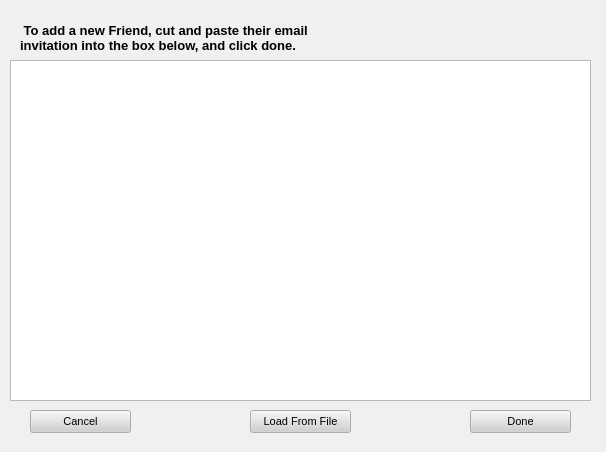
The window that rs-Qt-gui/src/gui/connect/AddFriendDialog.ui (autoscatto/retroshare) describes before a commit, drawn with Qt 5.
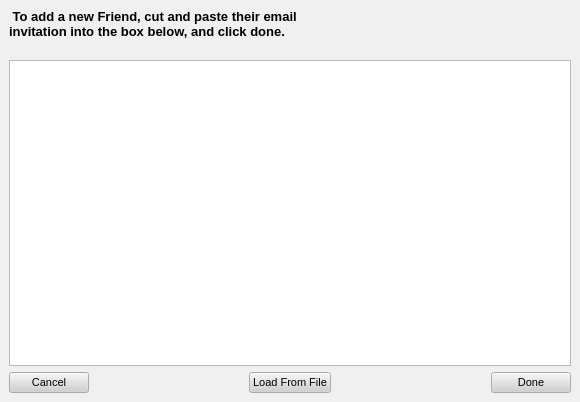
The same window after the commit. Icons and pictures are not drawn.

Patch:
```diff
--- a/rs-Qt-gui/src/gui/connect/AddFriendDialog.ui
+++ b/rs-Qt-gui/src/gui/connect/AddFriendDialog.ui
@@ -5,8 +5,8 @@
    <rect>
     <x>0</x>
     <y>0</y>
-    <width>606</width>
-    <height>452</height>
+    <width>580</width>
+    <height>402</height>
    </rect>
   </property>
   <property name="sizePolicy" >
@@ -503,33 +503,48 @@
   <property name="windowIcon" >
    <iconset/>
   </property>
-  <widget class="QLabel" name="label" >
-   <property name="geometry" >
-    <rect>
-     <x>20</x>
-     <y>10</y>
-     <width>391</width>
-     <height>71</height>
-    </rect>
+  <layout class="QGridLayout" >
+   <property name="margin" >
+    <number>9</number>
    </property>
+   <property name="spacing" >
+    <number>6</number>
+   </property>
+   <item row="2" column="3" >
+    <spacer>
+     <property name="orientation" >
+      <enum>Qt::Horizontal</enum>
+     </property>
+     <property name="sizeHint" >
+      <size>
+       <width>40</width>
+       <height>20</height>
+      </size>
+     </property>
+    </spacer>
+   </item>
+   <item row="2" column="1" >
+    <spacer>
+     <property name="orientation" >
+      <enum>Qt::Horizontal</enum>
+     </property>
+     <property name="sizeHint" >
+      <size>
+       <width>40</width>
+       <height>20</height>
+      </size>
+     </property>
+    </spacer>
+   </item>
+   <item row="2" column="2" >
+    <widget class="QPushButton" name="fileButton" >
    <property name="text" >
-    <string>&lt;html>&lt;head>&lt;meta name="qrichtext" content="1" />&lt;style type="text/css">
-p, li { white-space: pre-wrap; }
-&lt;/style>&lt;/head>&lt;body style=" font-family:'Arial'; font-size:8pt; font-weight:400; font-style:normal; text-decoration:none;">
-&lt;p style=" margin-top:0px; margin-bottom:0px; margin-left:0px; margin-right:0px; -qt-block-indent:0; text-indent:0px;">&lt;span style=" font-size:10pt; font-weight:600;"> To add a new Friend, cut and paste their email &lt;/span>&lt;/p>
-&lt;p style=" margin-top:0px; margin-bottom:0px; margin-left:0px; margin-right:0px; -qt-block-indent:0; text-indent:0px; font-size:10pt; font-weight:600;">invitation into the box below, and click done.&lt;/p>
-&lt;p style="-qt-paragraph-type:empty; margin-top:0px; margin-bottom:0px; margin-left:0px; margin-right:0px; -qt-block-indent:0; text-indent:0px; font-size:10pt; font-weight:600;">&lt;/p>&lt;/body>&lt;/html></string>
-   </property>
-  </widget>
+      <string>Load From File</string>
+     </property>
+    </widget>
+   </item>
+   <item row="1" column="0" colspan="5" >
   <widget class="QTextEdit" name="emailText" >
-   <property name="geometry" >
-    <rect>
-     <x>10</x>
-     <y>60</y>
-     <width>581</width>
-     <height>341</height>
-    </rect>
-   </property>
    <property name="readOnly" >
     <bool>false</bool>
    </property>
@@ -543,45 +558,34 @@
     <bool>true</bool>
    </property>
   </widget>
-  <widget class="QPushButton" name="cancelButton" >
-   <property name="geometry" >
-    <rect>
-     <x>30</x>
-     <y>410</y>
-     <width>101</width>
-     <height>23</height>
-    </rect>
-   </property>
+   </item>
+   <item row="0" column="0" colspan="5" >
+    <widget class="QLabel" name="label" >
    <property name="text" >
-    <string>Cancel</string>
-   </property>
-  </widget>
+      <string>&lt;html>&lt;head>&lt;meta name="qrichtext" content="1" />&lt;style type="text/css">
+p, li { white-space: pre-wrap; }
+&lt;/style>&lt;/head>&lt;body style=" font-family:'Arial'; font-size:8pt; font-weight:400; font-style:normal; text-decoration:none;">
+&lt;p style=" margin-top:0px; margin-bottom:0px; margin-left:0px; margin-right:0px; -qt-block-indent:0; text-indent:0px;">&lt;span style=" font-size:10pt; font-weight:600;"> To add a new Friend, cut and paste their email &lt;/span>&lt;/p>
+&lt;p style=" margin-top:0px; margin-bottom:0px; margin-left:0px; margin-right:0px; -qt-block-indent:0; text-indent:0px; font-size:10pt; font-weight:600;">invitation into the box below, and click done.&lt;/p>
+&lt;p style="-qt-paragraph-type:empty; margin-top:0px; margin-bottom:0px; margin-left:0px; margin-right:0px; -qt-block-indent:0; text-indent:0px; font-size:10pt; font-weight:600;">&lt;/p>&lt;/body>&lt;/html></string>
+     </property>
+    </widget>
+   </item>
+   <item row="2" column="4" >
   <widget class="QPushButton" name="doneButton" >
-   <property name="geometry" >
-    <rect>
-     <x>470</x>
-     <y>410</y>
-     <width>101</width>
-     <height>23</height>
-    </rect>
-   </property>
    <property name="text" >
     <string>Done</string>
    </property>
   </widget>
-  <widget class="QPushButton" name="fileButton" >
-   <property name="geometry" >
-    <rect>
-     <x>250</x>
-     <y>410</y>
-     <width>101</width>
-     <height>23</height>
-    </rect>
-   </property>
+   </item>
+   <item row="2" column="0" >
+    <widget class="QPushButton" name="cancelButton" >
    <property name="text" >
-    <string>Load From File</string>
-   </property>
-  </widget>
+      <string>Cancel</string>
+     </property>
+    </widget>
+   </item>
+  </layout>
  </widget>
  <resources>
   <include location="../images.qrc" />
```
Lines whose indentation alone changed are shown as unchanged.
